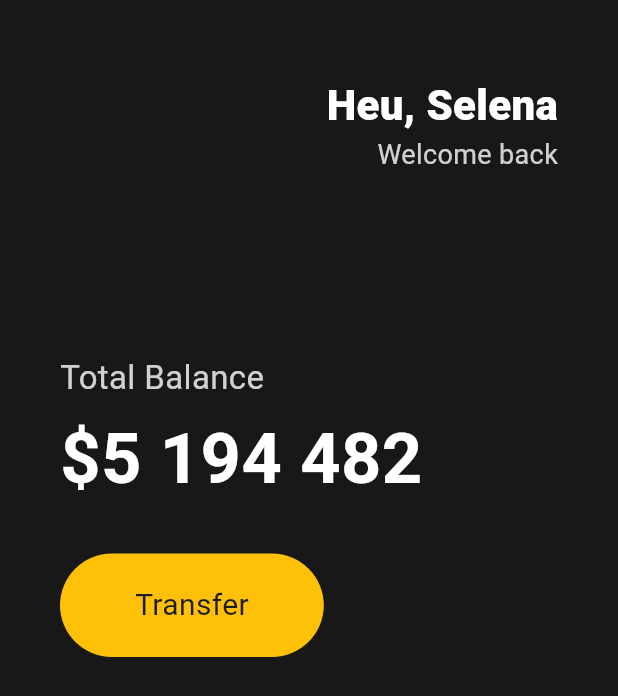
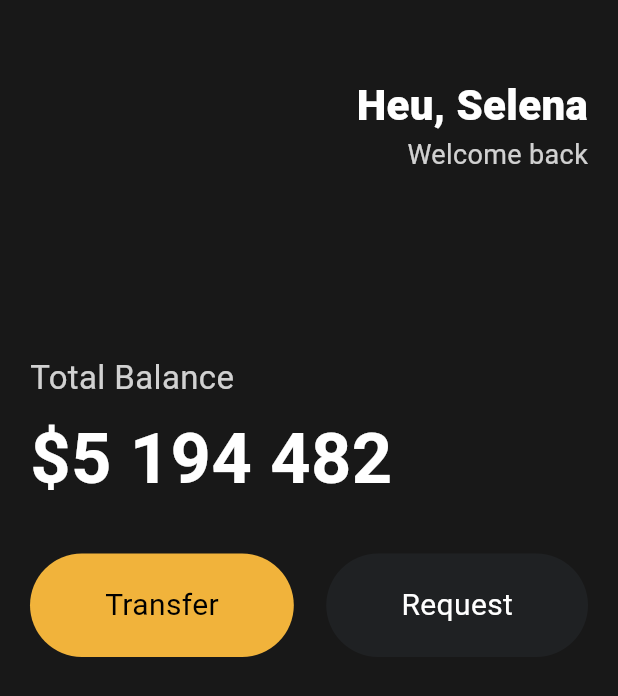
Before and after one commit to kimminsic/flutterStudy, a Flutter app: the screen it shows after launch, on a phone screen of 412 x 824 dp. Shown: the top 696 px of the screen. Run offline on Flutter 3.47's test engine with Material 3 defaults, Android fonts, the phone set to English and light mode, and no system bars.

Commit message:
Flutter 로 웹툰 앱 만들기 #3.5 Reusable Widgets

```diff
--- a/lib/main.dart
+++ b/lib/main.dart
@@ -1,4 +1,5 @@
 import 'package:flutter/material.dart';
+import 'package:toolflix/widgets/Button.dart';
 
 class Player {
   String? name;
@@ -20,7 +21,7 @@ class App extends StatelessWidget {
       home: Scaffold(
         backgroundColor: const Color(0xFF181818),
         body: Padding(
-          padding: const EdgeInsets.symmetric(horizontal: 40),
+          padding: const EdgeInsets.symmetric(horizontal: 20),
           child: Column(
             crossAxisAlignment: CrossAxisAlignment.start,
             children: [
@@ -68,20 +69,18 @@ class App extends StatelessWidget {
                 ),
               ),
               const SizedBox(height: 30),
-              Row(
+              const Row(
+                mainAxisAlignment: MainAxisAlignment.spaceBetween,
                 children: [
-                  Container(
-                    decoration: BoxDecoration(
-                      color: Colors.amber,
-                      borderRadius: BorderRadius.circular(45),
-                    ),
-                    child: const Padding(
-                      padding: EdgeInsets.symmetric(
-                        vertical: 20,
-                        horizontal: 50,
-                      ),
-                      child: Text('Transfer', style: TextStyle(fontSize: 20)),
-                    ),
+                  Button(
+                    text: 'Transfer',
+                    bgColor: Color(0xFFF1B33B),
+                    textColor: Colors.black,
+                  ),
+                  Button(
+                    text: 'Request',
+                    bgColor: Color(0xFF1F2123),
+                    textColor: Colors.white,
                   ),
                 ],
               ),
--- /dev/null
+++ b/lib/widgets/Button.dart
@@ -0,0 +1,29 @@
+import 'package:flutter/material.dart';
+
+class Button extends StatelessWidget {
+  final String text;
+  final Color bgColor;
+  final Color textColor;
+
+  const Button({
+    super.key,
+    required this.text,
+    required this.bgColor,
+    required this.textColor,
+  });
+
+  @override
+  Widget build(BuildContext context) {
+    // TODO: implement build
+    return Container(
+      decoration: BoxDecoration(
+        color: bgColor,
+        borderRadius: BorderRadius.circular(45),
+      ),
+      child: Padding(
+        padding: const EdgeInsets.symmetric(vertical: 20, horizontal: 50),
+        child: Text(text, style: TextStyle(color: textColor, fontSize: 20)),
+      ),
+    );
+  }
+}
```
